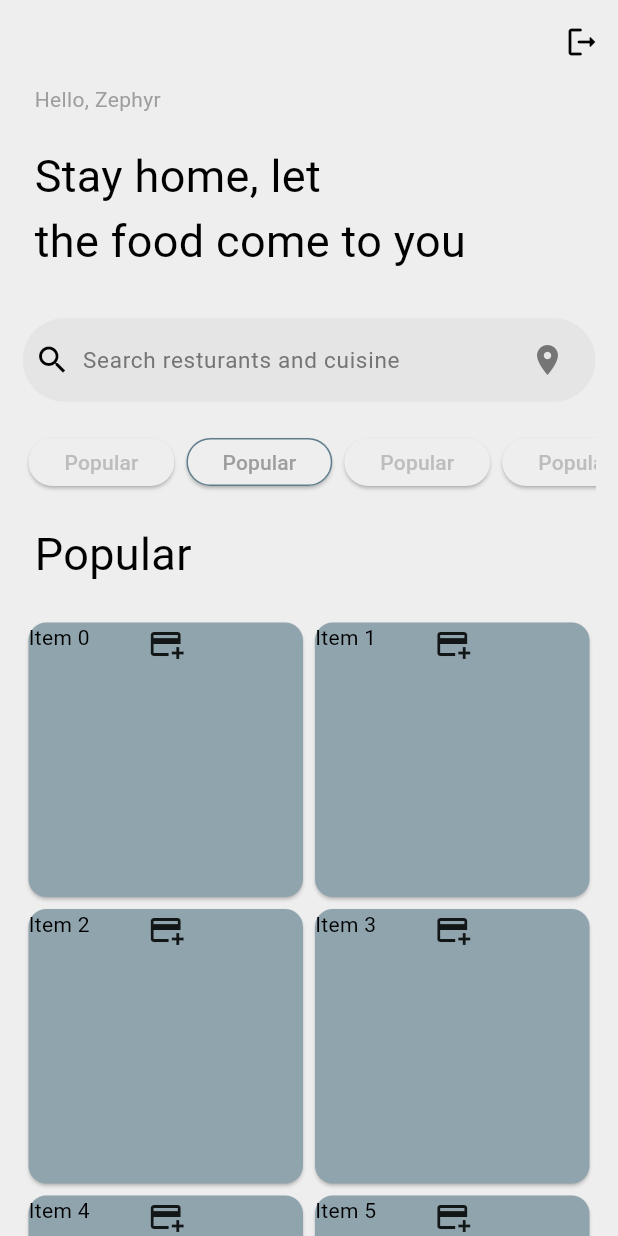
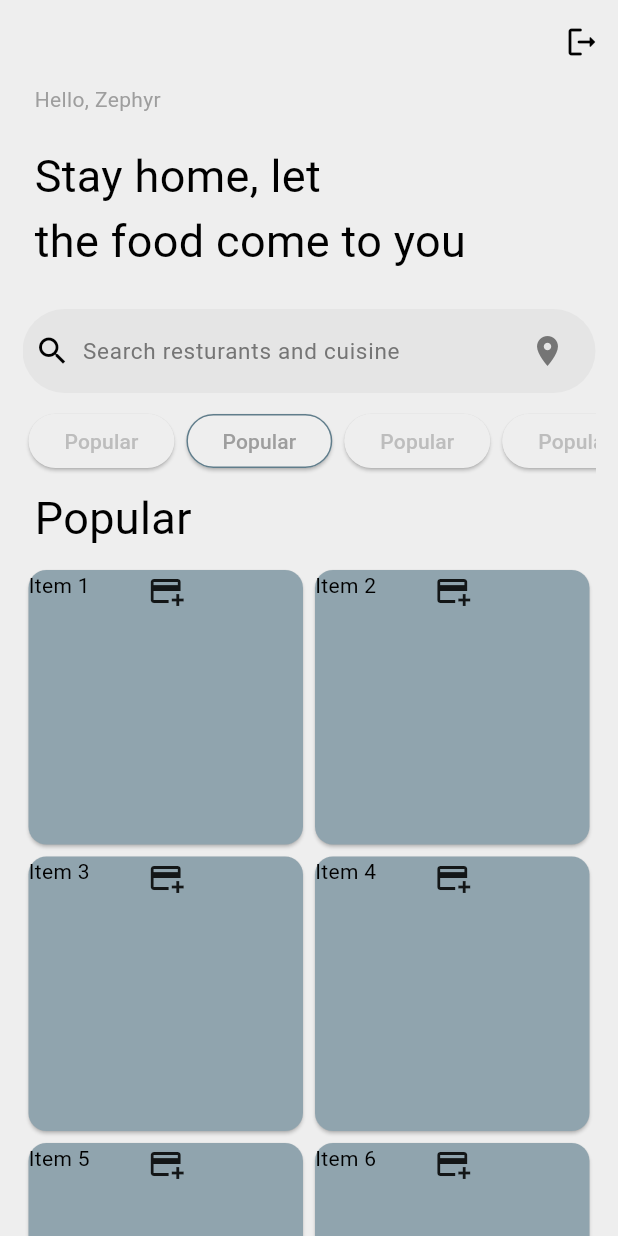
Before and after one commit to Zephyr224/Food-Delivery-App, a Flutter app: the screen it shows once a user with an empty profile is signed in, on a phone screen of 412 x 824 dp. Run offline on Flutter 3.47's test engine with Material 3 defaults, Android fonts, the phone set to English and light mode, and no system bars; our stand-ins replace firebase_auth, firebase_core; accounts and stored records are empty.

Commit message:
Almost done with the home screen ui. Only left with the bottom navigation bar

```diff
--- a/lib/src/example_feature/views/home_page.dart
+++ b/lib/src/example_feature/views/home_page.dart
@@ -55,8 +55,13 @@ class _HomePageState extends State<HomePage> {
         ),
         body: Padding(
           padding: const EdgeInsets.symmetric(horizontal: customSafeArea),
-          child: Column(
-            mainAxisAlignment: MainAxisAlignment.center,
+          child: CustomScrollView(
+            slivers: [
+              SliverAppBar(
+                pinned: false,
+                expandedHeight: 150,
+                collapsedHeight: 150,
+                flexibleSpace: Column(
                   crossAxisAlignment: CrossAxisAlignment.start,
                   children: [
                     BodyTextWidget(
@@ -73,7 +78,15 @@ class _HomePageState extends State<HomePage> {
                       text: "the food come to you",
                       fontSize: 30,
                     ),
-              const SizedBox(height: 30),
+                  ],
+                ),
+              ),
+              SliverAppBar(
+                expandedHeight: 110,
+                collapsedHeight: 110,
+                pinned: true,
+                flexibleSpace: Column(
+                  children: [
                     SearchAnchor(
                       builder: (context, controller) {
                         return SearchBar(
@@ -91,8 +104,8 @@ class _HomePageState extends State<HomePage> {
                             ],
                           ),
                           hintText: "Search resturants and cuisine",
-                    hintStyle: WidgetStatePropertyAll(
-                        TextStyle(fontSize: 15, color: textFieldHintTextColor)),
+                          hintStyle: WidgetStatePropertyAll(TextStyle(
+                              fontSize: 15, color: textFieldHintTextColor)),
                           onTap: () {
                             controller.openView();
                           },
@@ -100,8 +113,8 @@ class _HomePageState extends State<HomePage> {
                             controller.openView();
                             // rest of code?
                           },
-                    backgroundColor:
-                        const WidgetStatePropertyAll(searchBarBackgroundColor),
+                          backgroundColor: const WidgetStatePropertyAll(
+                              searchBarBackgroundColor),
                         );
                       },
                       suggestionsBuilder: (context, controller) {
@@ -124,9 +137,10 @@ class _HomePageState extends State<HomePage> {
                         );
                       },
                     ),
-              const SizedBox(height: 20),
-              SizedBox(
-                height: 40,
+                    const SizedBox(height: 10),
+                    Expanded(
+                      child: SizedBox(
+                        height: 30,
                         child: ListView.builder(
                           itemCount: 5,
                           scrollDirection: Axis.horizontal,
@@ -142,22 +156,38 @@ class _HomePageState extends State<HomePage> {
                                 ),
                                 child: Text(
                                   "Popular",
-                          style:
-                              TextStyle(color: index == 1 ? colorH3 : colorH4),
+                                  style: TextStyle(
+                                      color: index == 1 ? colorH3 : colorH4),
                                 ),
                               ),
                             );
                           },
                         ),
                       ),
-              const SizedBox(height: 20),
-              BodyTextWidget(text: "Popular", fontSize: 30, ),
-              const SizedBox(height: 20),
-              Expanded(
-                child: GridView.builder(
+                    ),
+                  ],
+                ),
+              ),
+              const SliverAppBar(
+                expandedHeight: 60,
+                flexibleSpace: Column(
+                  crossAxisAlignment: CrossAxisAlignment.start,
+                  children: [
+                    Padding(
+                      padding: EdgeInsets.only(top: 8),
+                      child: BodyTextWidget(
+                        text: "Popular",
+                        fontSize: 30,
+                      ),
+                    ),
+                  ],
+                ),
+              ),
+              SliverAnimatedGrid(
                 gridDelegate: const SliverGridDelegateWithFixedCrossAxisCount(
                     crossAxisCount: 2),
-                  itemBuilder: (context, index) {
+                initialItemCount: 20,
+                itemBuilder: (context, index, animation) {
                   return GridTile(
                     header: const Padding(
                       padding: EdgeInsets.only(top: 6),
@@ -166,12 +196,11 @@ class _HomePageState extends State<HomePage> {
                     // footer: const Icon(Icons.remove_circle),
                     child: Card(
                       color: Colors.blueGrey.shade300,
-                        child: Text("Item $index"),
+                      child: Text("Item ${index + 1}"),
                     ),
                   );
                 },
               ),
-              )
             ],
           ),
         ),
```
Lines whose indentation alone changed are shown as unchanged.
